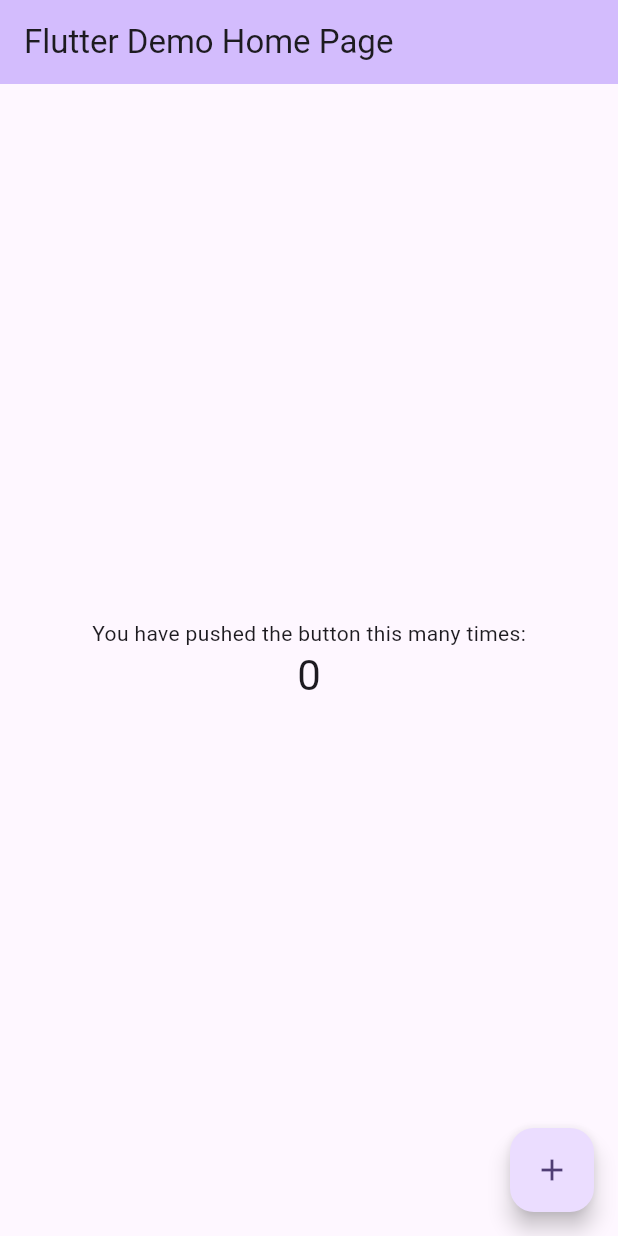
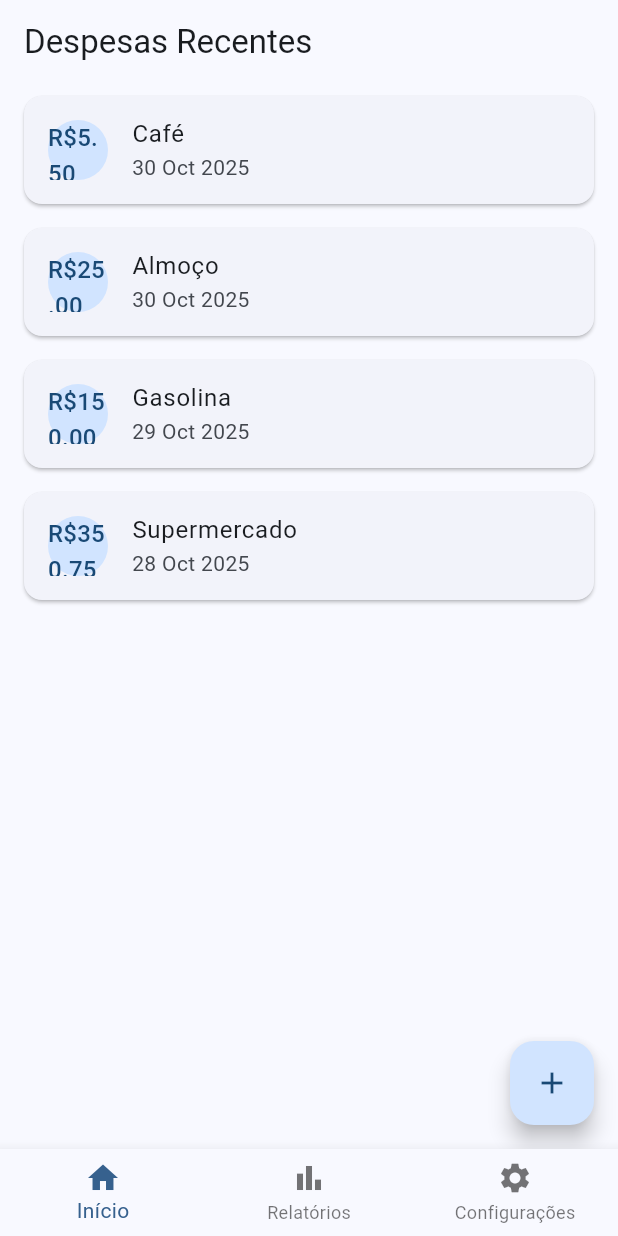
Before and after one commit to could-ai/019a37b0-f4dd-71da-bb01-36f8967e2f0b, a Flutter app: the screen it shows after launch, on a phone screen of 412 x 824 dp. Run offline on Flutter 3.47's test engine with Material 3 defaults, Android fonts, the phone set to English and light mode, and no system bars.

Commit message:
Adicionei a dependência `intl` para formatação de datas, que será essencial para exibir as datas dos gastos e nos relatórios mensais de forma legível e consistente.; Removi o aplicativo de contador padrão e o substituí por uma estrutura de navegação principal usando um `BottomNavigationBar`. Criei uma nova tela principal (`MainScreen`) que gerencia a navegação entre as telas `HomeScreen`, `ReportsScreen` e `SettingsScreen`, proporcionando uma base sólida e intuitiva para a interface do usuário.; Criei o modelo de dados `Expense` para representar uma despesa. Este modelo define a estrutura de cada gasto, incluindo um ID, descrição, valor e data, o que é fundamental para armazenar e gerenciar os dados financeiros do aplicativo de forma organizada.; Criei a tela inicial (`HomeScreen`) que exibe uma lista de despesas recentes. Utilizei dados de exemplo (`mock data`) para popular a lista, permitindo uma visualização clara de como os gastos serão apresentados. Adicionei também um botão de ação flutuante (`FloatingActionButton`) para futuras implementações de adição de novas despesas.; Desenvolvi a tela de relatórios (`ReportsScreen`) para exibir um resumo dos gastos mensais. Por enquanto, a tela apresenta um valor total estático como exemplo, mas foi projetada para, no futuro, exibir gráficos e relatórios detalhados, oferecendo uma visão clara da saúde financeira do usuário.; Criei a tela de configurações (`SettingsScreen`) para fornecer instruções claras sobre como a integração com o WhatsApp funcionará. A tela explica o formato da mensagem para registrar novos gastos e exibe um número de contato de exemplo, preparando o usuário para a funcionalidade principal do aplicativo, mesmo que a integração ainda não esteja ativa.

```diff
--- a/usr/lib/main.dart
+++ b/usr/lib/main.dart
@@ -1,4 +1,7 @@
 import 'package:flutter/material.dart';
+import 'package:couldai_user_app/screens/home_screen.dart';
+import 'package:couldai_user_app/screens/reports_screen.dart';
+import 'package:couldai_user_app/screens/settings_screen.dart';
 
 void main() {
   runApp(const MyApp());
@@ -7,114 +10,66 @@ void main() {
 class MyApp extends StatelessWidget {
   const MyApp({super.key});
 
-  // This widget is the root of your application.
   @override
   Widget build(BuildContext context) {
     return MaterialApp(
-      title: 'Flutter Demo',
+      title: 'Gerenciador Financeiro',
       debugShowCheckedModeBanner: false,
       theme: ThemeData(
-        // This is the theme of your application.
-        //
-        // TRY THIS: Try running your application with "flutter run". You'll see
-        // the application has a purple toolbar. Then, without quitting the app,
-        // try changing the seedColor in the colorScheme below to Colors.green
-        // and then invoke "hot reload" (save your changes or press the "hot
-        // reload" button in a Flutter-supported IDE, or press "r" if you used
-        // the command line to start the app).
-        //
-        // Notice that the counter didn't reset back to zero; the application
-        // state is not lost during the reload. To reset the state, use hot
-        // restart instead.
-        //
-        // This works for code too, not just values: Most code changes can be
-        // tested with just a hot reload.
-        colorScheme: ColorScheme.fromSeed(seedColor: Colors.deepPurple),
+        colorScheme: ColorScheme.fromSeed(seedColor: Colors.blue),
+        useMaterial3: true,
       ),
-      home: const MyHomePage(title: 'Flutter Demo Home Page'),
+      home: const MainScreen(),
     );
   }
 }
 
-class MyHomePage extends StatefulWidget {
-  const MyHomePage({super.key, required this.title});
-
-  // This widget is the home page of your application. It is stateful, meaning
-  // that it has a State object (defined below) that contains fields that affect
-  // how it looks.
-
-  // This class is the configuration for the state. It holds the values (in this
-  // case the title) provided by the parent (in this case the App widget) and
-  // used by the build method of the State. Fields in a Widget subclass are
-  // always marked "final".
-
-  final String title;
+class MainScreen extends StatefulWidget {
+  const MainScreen({super.key});
 
   @override
-  State<MyHomePage> createState() => _MyHomePageState();
+  State<MainScreen> createState() => _MainScreenState();
 }
 
-class _MyHomePageState extends State<MyHomePage> {
-  int _counter = 0;
+class _MainScreenState extends State<MainScreen> {
+  int _selectedIndex = 0;
 
-  void _incrementCounter() {
+  static const List<Widget> _widgetOptions = <Widget>[
+    HomeScreen(),
+    ReportsScreen(),
+    SettingsScreen(),
+  ];
+
+  void _onItemTapped(int index) {
     setState(() {
-      // This call to setState tells the Flutter framework that something has
-      // changed in this State, which causes it to rerun the build method below
-      // so that the display can reflect the updated values. If we changed
-      // _counter without calling setState(), then the build method would not be
-      // called again, and so nothing would appear to happen.
-      _counter++;
+      _selectedIndex = index;
     });
   }
 
   @override
   Widget build(BuildContext context) {
-    // This method is rerun every time setState is called, for instance as done
-    // by the _incrementCounter method above.
-    //
-    // The Flutter framework has been optimized to make rerunning build methods
-    // fast, so that you can just rebuild anything that needs updating rather
-    // than having to individually change instances of widgets.
     return Scaffold(
-      appBar: AppBar(
-        // TRY THIS: Try changing the color here to a specific color (to
-        // Colors.amber, perhaps?) and trigger a hot reload to see the AppBar
-        // change color while the other colors stay the same.
-        backgroundColor: Theme.of(context).colorScheme.inversePrimary,
-        // Here we take the value from the MyHomePage object that was created by
-        // the App.build method, and use it to set our appbar title.
-        title: Text(widget.title),
+      body: Center(
+        child: _widgetOptions.elementAt(_selectedIndex),
       ),
-      body: Center(
-        // Center is a layout widget. It takes a single child and positions it
-        // in the middle of the parent.
-        child: Column(
-          // Column is also a layout widget. It takes a list of children and
-          // arranges them vertically. By default, it sizes itself to fit its
-          // children horizontally, and tries to be as tall as its parent.
-          //
-          // Column has various properties to control how it sizes itself and
-          // how it positions its children. Here we use mainAxisAlignment to
-          // center the children vertically; the main axis here is the vertical
-          // axis because Columns are vertical (the cross axis would be
-          // horizontal).
-          //
-          // TRY THIS: Invoke "debug painting" (choose the "Toggle Debug Paint"
-          // action in the IDE, or press "p" in the console), to see the
-          // wireframe for each widget.
-          mainAxisAlignment: MainAxisAlignment.center,
-          children: <Widget>[
-            const Text('You have pushed the button this many times:'),
-            Text('$_counter', style: Theme.of(context).textTheme.headlineMedium),
-          ],
-        ),
+      bottomNavigationBar: BottomNavigationBar(
+        items: const <BottomNavigationBarItem>[
+          BottomNavigationBarItem(
+            icon: Icon(Icons.home),
+            label: 'Início',
+          ),
+          BottomNavigationBarItem(
+            icon: Icon(Icons.bar_chart),
+            label: 'Relatórios',
+          ),
+          BottomNavigationBarItem(
+            icon: Icon(Icons.settings),
+            label: 'Configurações',
+          ),
+        ],
+        currentIndex: _selectedIndex,
+        onTap: _onItemTapped,
       ),
-      floatingActionButton: FloatingActionButton(
-        onPressed: _incrementCounter,
-        tooltip: 'Increment',
-        child: const Icon(Icons.add),
-      ), // This trailing comma makes auto-formatting nicer for build methods.
     );
   }
 }
--- /dev/null
+++ b/usr/lib/models/expense.dart
@@ -0,0 +1,13 @@
+class Expense {
+  final String id;
+  final String description;
+  final double amount;
+  final DateTime date;
+
+  Expense({
+    required this.id,
+    required this.description,
+    required this.amount,
+    required this.date,
+  });
+}
--- /dev/null
+++ b/usr/lib/screens/home_screen.dart
@@ -0,0 +1,52 @@
+import 'package:flutter/material.dart';
+import 'package:intl/intl.dart';
+import 'package:couldai_user_app/models/expense.dart';
+
+class HomeScreen extends StatefulWidget {
+  const HomeScreen({super.key});
+
+  @override
+  State<HomeScreen> createState() => _HomeScreenState();
+}
+
+class _HomeScreenState extends State<HomeScreen> {
+  final List<Expense> _expenses = [
+    Expense(id: 'e1', description: 'Café', amount: 5.50, date: DateTime.now().subtract(const Duration(days: 1))),
+    Expense(id: 'e2', description: 'Almoço', amount: 25.00, date: DateTime.now().subtract(const Duration(days: 1))),
+    Expense(id: 'e3', description: 'Gasolina', amount: 150.00, date: DateTime.now().subtract(const Duration(days: 2))),
+    Expense(id: 'e4', description: 'Supermercado', amount: 350.75, date: DateTime.now().subtract(const Duration(days: 3))),
+  ];
+
+  @override
+  Widget build(BuildContext context) {
+    return Scaffold(
+      appBar: AppBar(
+        title: const Text('Despesas Recentes'),
+      ),
+      body: _expenses.isEmpty
+          ? const Center(child: Text('Nenhuma despesa registrada.'))
+          : ListView.builder(
+              itemCount: _expenses.length,
+              itemBuilder: (ctx, index) {
+                final expense = _expenses[index];
+                return Card(
+                  margin: const EdgeInsets.symmetric(vertical: 8, horizontal: 16),
+                  child: ListTile(
+                    leading: CircleAvatar(
+                      child: Text('R\$${expense.amount.toStringAsFixed(2)}'),
+                    ),
+                    title: Text(expense.description),
+                    subtitle: Text(DateFormat('d MMM y').format(expense.date)),
+                  ),
+                );
+              },
+            ),
+      floatingActionButton: FloatingActionButton(
+        onPressed: () {
+          // Lógica para adicionar nova despesa
+        },
+        child: const Icon(Icons.add),
+      ),
+    );
+  }
+}
```
Also changed, not shown: usr/lib/screens/reports_screen.dart (added, +38 -0 lines), usr/lib/screens/settings_screen.dart (added, +58 -0 lines), usr/pubspec.yaml (+2 -70 lines).
